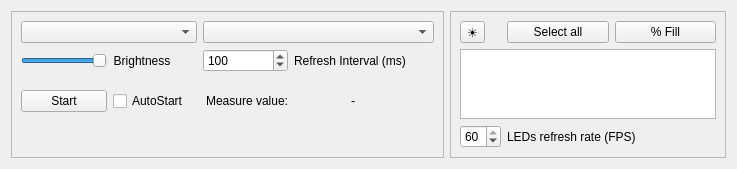
First picture: the form in MeasureEntry.ui, repository arthur469/HardwareSyncAI, before the edit.
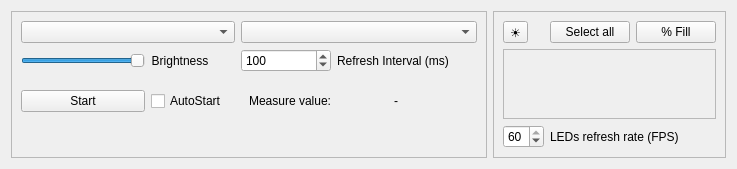
Second picture: the form after the edit. Custom widgets are drawn as their Qt base class.

Commit message: Devices list rework WIP

What changed in the file:
```diff
--- a/MeasureEntry.ui
+++ b/MeasureEntry.ui
@@ -217,8 +217,42 @@
       <enum>QFrame::Sunken</enum>
      </property>
      <layout class="QGridLayout" name="gridLayout_5">
+      <item row="3" column="1" colspan="2">
+       <widget class="QLabel" name="refresh_interval_label">
+        <property name="text">
+         <string>LEDs refresh rate (FPS)</string>
+        </property>
+       </widget>
+      </item>
+      <item row="1" column="2">
+       <widget class="QPushButton" name="percentage_fill_all">
+        <property name="text">
+         <string>% Fill</string>
+        </property>
+        <property name="checkable">
+         <bool>true</bool>
+        </property>
+       </widget>
+      </item>
+      <item row="2" column="0" colspan="3">
+       <widget class="QScrollArea" name="scrollArea">
+        <property name="widgetResizable">
+         <bool>true</bool>
+        </property>
+        <widget class="QWidget" name="devices_list">
+         <property name="geometry">
+          <rect>
+           <x>0</x>
+           <y>0</y>
+           <width>213</width>
+           <height>68</height>
+          </rect>
+         </property>
+        </widget>
+       </widget>
+      </item>
       <item row="1" column="1">
-       <widget class="QPushButton" name="devices">
+       <widget class="QPushButton" name="enable_all">
         <property name="text">
          <string>Select all</string>
         </property>
@@ -237,29 +271,6 @@
         </property>
        </widget>
       </item>
-      <item row="1" column="2">
-       <widget class="QPushButton" name="percentage_fill">
-        <property name="text">
-         <string>% Fill</string>
-        </property>
-        <property name="checkable">
-         <bool>true</bool>
-        </property>
-       </widget>
-      </item>
-      <item row="2" column="0" colspan="3">
-       <widget class="QListWidget" name="devices_list_view">
-        <property name="sizePolicy">
-         <sizepolicy hsizetype="Preferred" vsizetype="Expanding">
-          <horstretch>0</horstretch>
-          <verstretch>0</verstretch>
-         </sizepolicy>
-        </property>
-        <property name="horizontalScrollBarPolicy">
-         <enum>Qt::ScrollBarAlwaysOff</enum>
-        </property>
-       </widget>
-      </item>
       <item row="3" column="0">
        <widget class="QSpinBox" name="fps">
         <property name="minimum">
@@ -273,13 +284,6 @@
         </property>
        </widget>
       </item>
-      <item row="3" column="1" colspan="2">
-       <widget class="QLabel" name="refresh_interval_label">
-        <property name="text">
-         <string>LEDs refresh rate (FPS)</string>
-        </property>
-       </widget>
-      </item>
      </layout>
     </widget>
    </item>
```
Left out of the diff: 1 changed line with no effect on the pictures. The commit also changes 13 other files.
